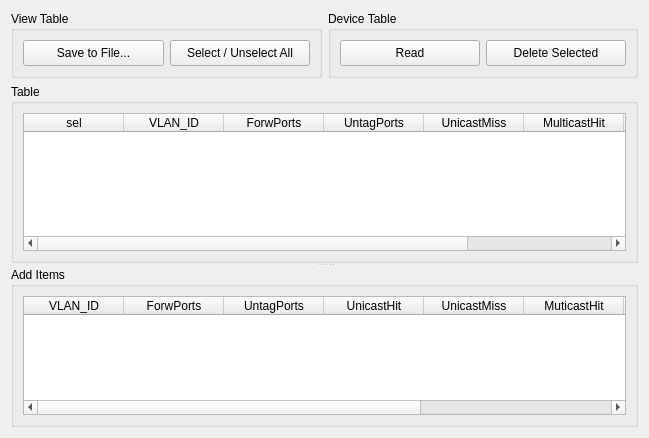
StartMilandr/MDR_Pack_v6, file Utils/pyBasisCtrl/pyBasisVLAN.ui: the form before one commit.
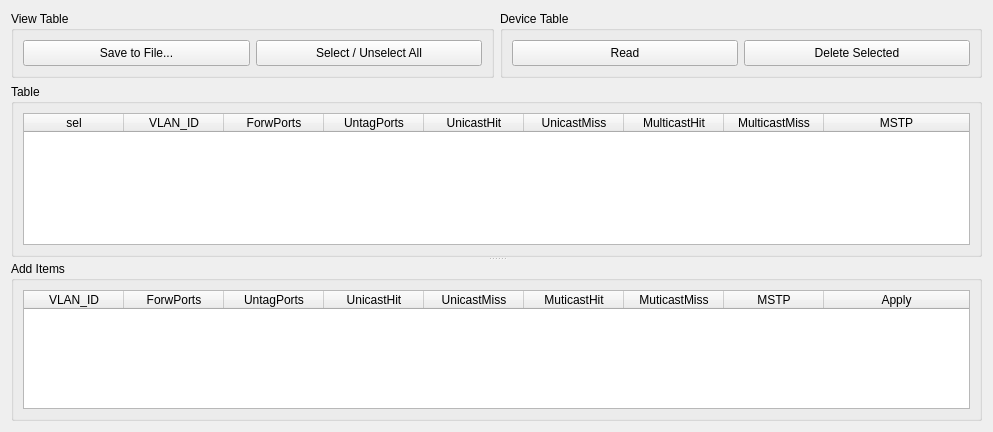
The form after the commit.

Commit message: Заработали функции VLAN

The edit to the form file:
```diff
--- a/Utils/pyBasisCtrl/pyBasisVLAN.ui
+++ b/Utils/pyBasisCtrl/pyBasisVLAN.ui
@@ -6,8 +6,8 @@
    <rect>
     <x>0</x>
     <y>0</y>
-    <width>649</width>
-    <height>438</height>
+    <width>993</width>
+    <height>432</height>
    </rect>
   </property>
   <property name="windowTitle">
@@ -126,6 +126,11 @@
               <string>UntagPorts</string>
              </property>
             </column>
+            <column>
+             <property name="text">
+              <string>UnicastHit</string>
+             </property>
+            </column>
             <column>
              <property name="text">
               <string>UnicastMiss</string>
@@ -143,7 +148,7 @@
             </column>
             <column>
              <property name="text">
-              <string>Mstp</string>
+              <string>MSTP</string>
              </property>
             </column>
            </widget>
@@ -206,7 +211,7 @@
          </column>
          <column>
           <property name="text">
-           <string>Mstp</string>
+           <string>MSTP</string>
           </property>
          </column>
          <column>
```
The commit also changes 16 other files.
